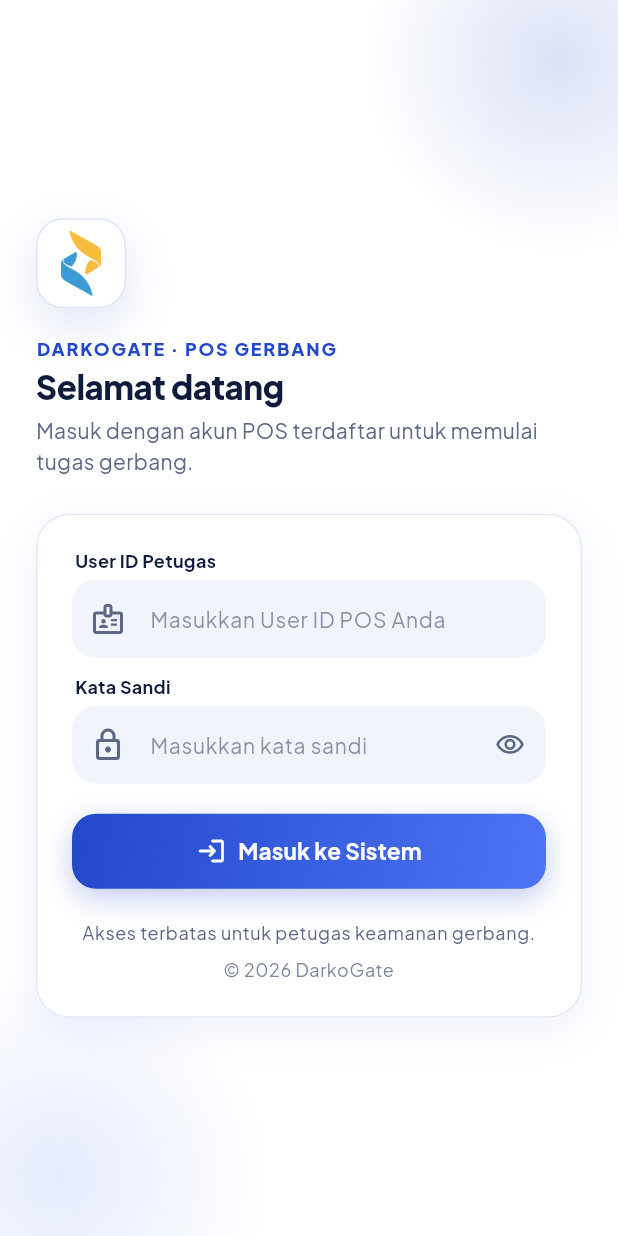
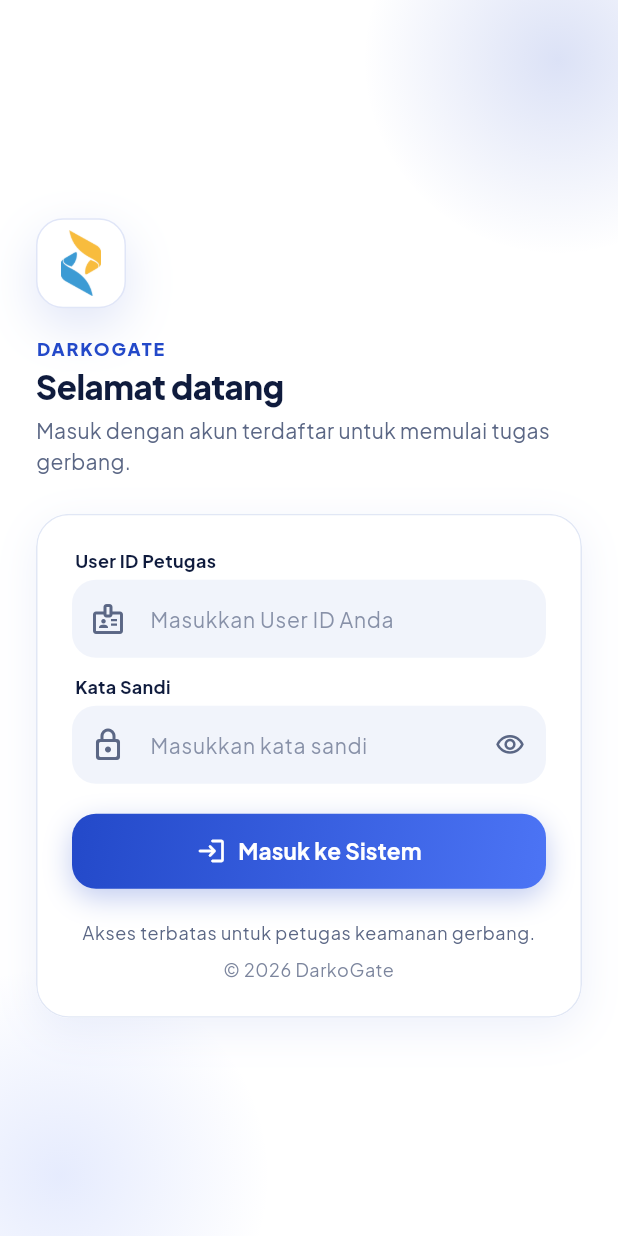
Before and after one commit to awand795/app-security-mastertruck, a Flutter app: the screen it shows after launch, on a phone screen of 412 x 824 dp. Run offline on Flutter 3.47's test engine with Material 3 defaults, Android fonts, the phone set to English and light mode, and no system bars; our stand-ins replace camera, geolocator, google_fonts, image_picker, qr_flutter, shared_preferences and 1 more; missing offline and left inert: google_mlkit_text_recognition, tflite_flutter; accounts and stored records are empty.

Commit message:
chore(copy): hapus kata POS pada branding DarkoGate, halaman login, beranda, dan pesan sistem

```diff
--- a/lib/services/auth_service.dart
+++ b/lib/services/auth_service.dart
@@ -185,14 +185,14 @@ class AuthService {
       if (res.statusCode == 404) {
         return {
           'success': false,
-          'message': 'Layanan autentikasi POS sedang tidak tersedia. Silakan hubungi tim administrator bengkel.',
+          'message': 'Layanan autentikasi sedang tidak tersedia. Silakan hubungi tim administrator bengkel.',
         };
       }
 
       if (res.statusCode >= 500) {
         return {
           'success': false,
-          'message': 'Terjadi kendala pada server sistem POS. Silakan coba kembali beberapa saat lagi.',
+          'message': 'Terjadi kendala pada server sistem. Silakan coba kembali beberapa saat lagi.',
         };
       }
 
@@ -246,12 +246,12 @@ class AuthService {
     } on TimeoutException {
       return {
         'success': false,
-        'message': 'Waktu koneksi ke server POS habis. Pastikan jaringan internet stabil dan coba kembali.',
+        'message': 'Waktu koneksi ke server habis. Pastikan jaringan internet stabil dan coba kembali.',
       };
     } catch (_) {
       return {
         'success': false,
-        'message': 'Tidak dapat terhubung ke server autentikasi POS. Pastikan koneksi internet stabil atau hubungi tim sistem.',
+        'message': 'Tidak dapat terhubung ke server autentikasi. Pastikan koneksi internet stabil atau hubungi tim sistem.',
       };
     }
   }
--- a/lib/views/active_inside_view.dart
+++ b/lib/views/active_inside_view.dart
@@ -136,7 +136,7 @@ class _ActiveInsideViewState extends State<ActiveInsideView> {
     final session = AuthService.currentSession;
     final res = await ApiService.postReEnter(
       kunjunganId: vehicle.id,
-      petugasSecurity: session?.name ?? 'Pos Security',
+      petugasSecurity: session?.name ?? 'Security',
       gateMasukId: session?.gateId,
       gateMasukName: session?.gateName,
     );
--- a/lib/views/beranda_view.dart
+++ b/lib/views/beranda_view.dart
@@ -285,7 +285,7 @@ class _GreetingHeader extends StatelessWidget {
   Widget build(BuildContext context) {
     final scheme = Theme.of(context).colorScheme;
     final texts = Theme.of(context).textTheme;
-    final gateName = AuthService.currentSession?.gateName ?? 'Pos Gerbang';
+    final gateName = AuthService.currentSession?.gateName ?? 'Gerbang';
 
     return Column(
       crossAxisAlignment: CrossAxisAlignment.start,
@@ -343,7 +343,7 @@ class _GreetingHeader extends StatelessWidget {
             const SizedBox(width: 6),
             Expanded(
               child: Text(
-                '${_dateLabel(now)} · Pos Gerbang DarkoGate',
+                '${_dateLabel(now)} · DarkoGate',
                 maxLines: 2,
                 style: texts.bodySmall,
               ),
--- a/lib/views/check_in_view.dart
+++ b/lib/views/check_in_view.dart
@@ -561,7 +561,7 @@ class _CheckInViewState extends State<CheckInView> {
         : _selectedTujuan!.kodeTujuan;
 
     final session = AuthService.currentSession;
-    final petugas = session?.name ?? 'Pos Security DarkoGate';
+    final petugas = session?.name ?? 'Security DarkoGate';
     final res = await ApiService.postCheckIn(
       noPolisi: cleanPlate,
       namaPengemudi: driver,
--- a/lib/views/check_out_view.dart
+++ b/lib/views/check_out_view.dart
@@ -502,7 +502,7 @@ class _CheckOutViewState extends State<CheckOutView> {
       }
     }
 
-    final petugas = session?.name ?? 'Pos Security DarkoGate';
+    final petugas = session?.name ?? 'Security DarkoGate';
     final res = await ApiService.postCheckOut(
       kunjunganId: vehicle.id,
       petugasSecurityKeluar: petugas,
--- a/lib/views/login_view.dart
+++ b/lib/views/login_view.dart
@@ -169,7 +169,7 @@ class _LoginViewState extends State<LoginView> {
                       ),
                       const SizedBox(height: AppSpacing.lg),
                       Text(
-                        'DARKOGATE · POS GERBANG',
+                        'DARKOGATE',
                         style: texts.labelMedium?.copyWith(
                           color: scheme.primary,
                           fontWeight: FontWeight.w800,
@@ -186,7 +186,7 @@ class _LoginViewState extends State<LoginView> {
                       ),
                       const SizedBox(height: AppSpacing.xxs),
                       Text(
-                        'Masuk dengan akun POS terdaftar untuk memulai tugas gerbang.',
+                        'Masuk dengan akun terdaftar untuk memulai tugas gerbang.',
                         style: texts.bodyMedium?.copyWith(
                           color: scheme.onSurfaceVariant,
                         ),
@@ -231,7 +231,7 @@ class _LoginViewState extends State<LoginView> {
                 controller: _userIdController,
                 focusNode: _userIdFocus,
                 label: 'User ID Petugas',
-                hint: 'Masukkan User ID POS Anda',
+                hint: 'Masukkan User ID Anda',
                 prefixIcon: Icons.badge_outlined,
                 textInputAction: TextInputAction.next,
                 autofillHints: const [AutofillHints.username],
--- a/lib/widgets/profile_sheet.dart
+++ b/lib/widgets/profile_sheet.dart
@@ -147,7 +147,7 @@ class ProfileSheet extends StatelessWidget {
                 ),
                 const SizedBox(height: AppSpacing.sm),
                 Text(
-                  'DarkoGate · Pos Security Gerbang',
+                  'DarkoGate · Security Gerbang',
                   textAlign: TextAlign.center,
                   style: texts.bodySmall?.copyWith(
                     color: scheme.onSurfaceVariant,
```
